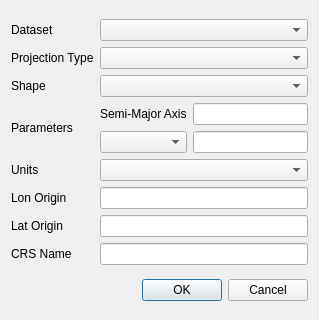
First picture: the form in src/wiser/gui/ui_files/reference_system_creator.ui, repository Ehlmann-research-group/WISER, before the edit.
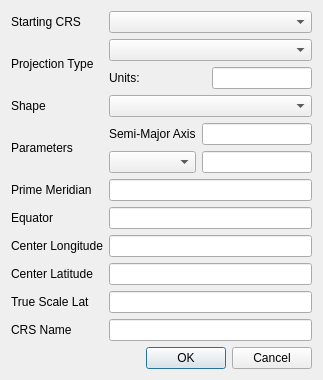
Second picture: the form after the edit.

Commit message:
Reference system creator is UI has all the pieces
but I have to get rid of equator and make true
scale and central latitude of projection into
one combo box.

Diff of the .ui file:
```diff
--- a/src/wiser/gui/ui_files/reference_system_creator.ui
+++ b/src/wiser/gui/ui_files/reference_system_creator.ui
@@ -6,41 +6,127 @@
    <rect>
     <x>0</x>
     <y>0</y>
-    <width>319</width>
-    <height>320</height>
+    <width>323</width>
+    <height>366</height>
    </rect>
   </property>
   <property name="windowTitle">
    <string>Dialog</string>
   </property>
   <layout class="QGridLayout" name="gridLayout_2">
+   <item row="2" column="0">
+    <widget class="QDialogButtonBox" name="buttonBox">
+     <property name="orientation">
+      <enum>Qt::Horizontal</enum>
+     </property>
+     <property name="standardButtons">
+      <set>QDialogButtonBox::Cancel|QDialogButtonBox::Ok</set>
+     </property>
+    </widget>
+   </item>
    <item row="0" column="0">
     <layout class="QGridLayout" name="gridLayout">
-     <item row="7" column="0">
-      <widget class="QLabel" name="lbl_lon_meridian">
+     <item row="12" column="0">
+      <widget class="QLabel" name="lbl_crs_name">
+       <property name="maximumSize">
+        <size>
+         <width>16777215</width>
+         <height>20</height>
+        </size>
+       </property>
        <property name="text">
-        <string>Lat Origin</string>
+        <string>CRS Name</string>
+       </property>
+      </widget>
+     </item>
+     <item row="2" column="0">
+      <widget class="QLabel" name="lbl_shape">
+       <property name="maximumSize">
+        <size>
+         <width>16777215</width>
+         <height>22</height>
+        </size>
+       </property>
+       <property name="text">
+        <string>Shape</string>
+       </property>
+      </widget>
+     </item>
+     <item row="10" column="0">
+      <widget class="QLabel" name="lbl_center_lat">
+       <property name="maximumSize">
+        <size>
+         <width>16777215</width>
+         <height>20</height>
+        </size>
+       </property>
+       <property name="text">
+        <string>Center Latitude</string>
+       </property>
+      </widget>
+     </item>
+     <item row="1" column="1">
+      <layout class="QVBoxLayout" name="vlayout_proj_type">
+       <item>
+        <widget class="QComboBox" name="cbox_proj_type"/>
+       </item>
+       <item>
+        <layout class="QHBoxLayout" name="hlayout_units">
+         <item>
+          <widget class="QLabel" name="lbl_cbox">
+           <property name="maximumSize">
+            <size>
+             <width>16777215</width>
+             <height>20</height>
+            </size>
+           </property>
+           <property name="text">
+            <string>Units:</string>
+           </property>
+          </widget>
+         </item>
+         <item>
+          <widget class="QLineEdit" name="ledit_units">
+           <property name="maximumSize">
+            <size>
+             <width>100</width>
+             <height>22</height>
+            </size>
+           </property>
+          </widget>
+         </item>
+        </layout>
+       </item>
+      </layout>
+     </item>
+     <item row="9" column="0">
+      <widget class="QLabel" name="lbl_center_lon">
+       <property name="text">
+        <string>Center Longitude</string>
+       </property>
+      </widget>
+     </item>
+     <item row="11" column="0">
+      <widget class="QLabel" name="lbl_true_scale_lat">
+       <property name="text">
+        <string>True Scale Lat</string>
        </property>
       </widget>
      </item>
      <item row="1" column="0">
       <widget class="QLabel" name="lbl_proj_type">
+       <property name="maximumSize">
+        <size>
+         <width>16777215</width>
+         <height>20</height>
+        </size>
+       </property>
        <property name="text">
         <string>Projection Type</string>
        </property>
       </widget>
      </item>
-     <item row="1" column="1">
-      <widget class="QComboBox" name="cbox_proj_type"/>
-     </item>
-     <item row="0" column="0">
-      <widget class="QLabel" name="lbl_dataset">
-       <property name="text">
-        <string>Dataset</string>
-       </property>
-      </widget>
-     </item>
-     <item row="3" column="1">
+     <item row="4" column="1">
       <layout class="QGridLayout" name="grid_axis_choosing">
        <item row="0" column="1">
         <widget class="QLineEdit" name="ledit_semi_major"/>
@@ -60,46 +146,31 @@
        </item>
       </layout>
      </item>
+     <item row="0" column="0">
+      <widget class="QLabel" name="lbl_user_crs">
+       <property name="text">
+        <string>Starting CRS</string>
+       </property>
+      </widget>
+     </item>
+     <item row="11" column="1">
+      <widget class="QLineEdit" name="ledit_true_scale_lat"/>
+     </item>
      <item row="2" column="1">
-      <widget class="QComboBox" name="cbox_shape"/>
+      <layout class="QVBoxLayout" name="vlayout_shape">
+       <item>
+        <widget class="QComboBox" name="cbox_shape"/>
+       </item>
+      </layout>
      </item>
-     <item row="5" column="0">
-      <widget class="QLabel" name="lbl_lat_meridian">
+     <item row="6" column="0">
+      <widget class="QLabel" name="lbl_prime_meridian">
        <property name="text">
-        <string>Lon Origin</string>
+        <string>Prime Meridian</string>
        </property>
       </widget>
      </item>
      <item row="4" column="0">
-      <widget class="QLabel" name="lbl_cbox">
-       <property name="maximumSize">
-        <size>
-         <width>16777215</width>
-         <height>20</height>
-        </size>
-       </property>
-       <property name="text">
-        <string>Units</string>
-       </property>
-      </widget>
-     </item>
-     <item row="2" column="0">
-      <widget class="QLabel" name="lbl_shape">
-       <property name="text">
-        <string>Shape</string>
-       </property>
-      </widget>
-     </item>
-     <item row="0" column="1">
-      <widget class="QComboBox" name="cbox_dataset"/>
-     </item>
-     <item row="4" column="1">
-      <widget class="QComboBox" name="cbox_units"/>
-     </item>
-     <item row="5" column="1">
-      <widget class="QLineEdit" name="ledit_lat_equator"/>
-     </item>
-     <item row="3" column="0">
       <widget class="QLabel" name="lbl_params">
        <property name="maximumSize">
         <size>
@@ -112,37 +183,39 @@
        </property>
       </widget>
      </item>
-     <item row="7" column="1">
-      <widget class="QLineEdit" name="ledit_lon_meridian"/>
+     <item row="10" column="1">
+      <widget class="QLineEdit" name="ledit_center_lat"/>
      </item>
-     <item row="8" column="0">
-      <widget class="QLabel" name="lbl_crs_name">
-       <property name="maximumSize">
-        <size>
-         <width>16777215</width>
-         <height>20</height>
-        </size>
-       </property>
-       <property name="text">
-        <string>CRS Name</string>
-       </property>
-      </widget>
+     <item row="6" column="1">
+      <widget class="QLineEdit" name="ledit_prime_meridian"/>
      </item>
-     <item row="8" column="1">
+     <item row="12" column="1">
       <widget class="QLineEdit" name="ledit_crs_name"/>
      </item>
+     <item row="0" column="1">
+      <widget class="QComboBox" name="cbox_user_crs"/>
+     </item>
+     <item row="9" column="1">
+      <widget class="QLineEdit" name="ledit_center_long"/>
+     </item>
+     <item row="7" column="0">
+      <widget class="QLabel" name="lbl_equator">
+       <property name="maximumSize">
+        <size>
+         <width>16777215</width>
+         <height>20</height>
+        </size>
+       </property>
+       <property name="text">
+        <string>Equator</string>
+       </property>
+      </widget>
+     </item>
+     <item row="7" column="1">
+      <widget class="QLineEdit" name="ledit_equator"/>
+     </item>
     </layout>
    </item>
-   <item row="1" column="0">
-    <widget class="QDialogButtonBox" name="buttonBox">
-     <property name="orientation">
-      <enum>Qt::Horizontal</enum>
-     </property>
-     <property name="standardButtons">
-      <set>QDialogButtonBox::Cancel|QDialogButtonBox::Ok</set>
-     </property>
-    </widget>
-   </item>
   </layout>
  </widget>
  <resources/>
```
The commit also changes 2 other files.
